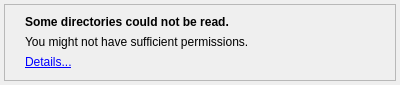
Qt form src/panel-message.ui (shundhammer/qdirstat) before a commit.
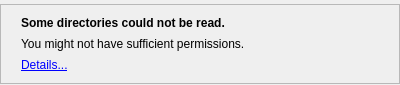
The same form after that commit. Icons and pictures are not drawn.

Commit message: Margins fine tuning

What changed in the file:
```diff
--- a/src/panel-message.ui
+++ b/src/panel-message.ui
@@ -18,16 +18,16 @@
     <number>0</number>
    </property>
    <property name="leftMargin">
-    <number>4</number>
+    <number>0</number>
    </property>
    <property name="topMargin">
     <number>4</number>
    </property>
    <property name="rightMargin">
-    <number>4</number>
+    <number>0</number>
    </property>
    <property name="bottomMargin">
-    <number>4</number>
+    <number>1</number>
    </property>
    <item>
     <widget class="QFrame" name="frame">
```
